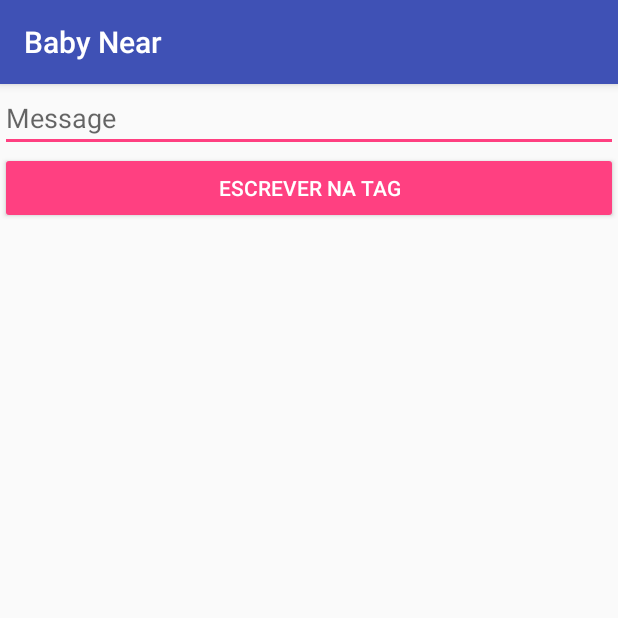
After one commit to exemplo12012/Baby-Near, an Android app: the WriteTagActivity screen opened directly, with no data from a screen before it, on a phone screen of 412 x 824 dp, the top half of it. The commit adds this screen. Run offline under Robolectric (Android 15) with nearby library versions, the phone set to English and light mode, and no system bars.

Commit message:
[ADDED] - Gravação de tag NFC finalizada

```diff
--- a/app/src/main/AndroidManifest.xml
+++ b/app/src/main/AndroidManifest.xml
@@ -7,6 +7,7 @@
     <uses-permission android:name="android.permission.ACCESS_COARSE_LOCATION" />
     <uses-permission android:name="android.permission.ACCESS_FINE_LOCATION" />
     <uses-permission android:name="android.permission.VIBRATE" />
+    <uses-permission android:name="android.permission.NFC"/>
 
     <application
         android:allowBackup="true"
@@ -24,6 +25,7 @@
                 <category android:name="android.intent.category.LAUNCHER" />
             </intent-filter>
         </activity>
+        <activity android:name=".nfc.WriteTagActivity"></activity>
         <activity
             android:name=".ConectadaActivity"
             android:parentActivityName=".MainActivity"
--- /dev/null
+++ b/app/src/main/java/pi/iesb/br/babynear/nfc/Listener.java
@@ -0,0 +1,7 @@
+package pi.iesb.br.babynear.nfc;
+
+public interface Listener {
+
+  void onDialogDisplayed();
+  void onDialogDismissed();
+}
--- /dev/null
+++ b/app/src/main/java/pi/iesb/br/babynear/nfc/WriteTagActivity.java
@@ -0,0 +1,142 @@
+package pi.iesb.br.babynear.nfc;
+
+import android.app.PendingIntent;
+import android.content.Intent;
+import android.content.IntentFilter;
+import android.content.SharedPreferences;
+import android.nfc.NfcAdapter;
+import android.nfc.Tag;
+import android.nfc.tech.Ndef;
+import android.os.Bundle;
+import android.preference.PreferenceManager;
+import android.support.v7.app.AppCompatActivity;
+import android.util.Log;
+import android.view.View;
+import android.widget.Button;
+import android.widget.EditText;
+import android.widget.Toast;
+
+import pi.iesb.br.babynear.R;
+
+public class WriteTagActivity extends AppCompatActivity implements Listener{
+
+  public static final String TAG = WriteTagActivity.class.getSimpleName();
+
+  private EditText mEtMessage;
+  private Button mBtWrite;
+
+  private NFCWriteFragment mNfcWriteFragment;
+  private String message;
+
+  private boolean isDialogDisplayed = false;
+  private boolean isWrite = false;
+
+  private NfcAdapter mNfcAdapter;
+
+  SharedPreferences settings;
+
+  @Override
+  protected void onCreate(Bundle savedInstanceState) {
+    super.onCreate(savedInstanceState);
+    setContentView(R.layout.activity_write);
+
+    initViews();
+    initNFC();
+  }
+
+  private void initViews() {
+
+    mEtMessage = findViewById(R.id.et_message);
+    mBtWrite = findViewById(R.id.btn_write);
+
+    settings = PreferenceManager.getDefaultSharedPreferences(this);
+    message = settings.getString("texto_tag", "");
+    mEtMessage.setText(message);
+
+    mBtWrite.setOnClickListener(new View.OnClickListener() {
+      @Override
+      public void onClick (View view) {
+        WriteTagActivity.this.showWriteFragment();
+      }
+    });
+  }
+
+  private void initNFC(){
+
+    mNfcAdapter = NfcAdapter.getDefaultAdapter(this);
+  }
+
+  private void showWriteFragment() {
+
+    isWrite = true;
+
+    mNfcWriteFragment = (NFCWriteFragment) getSupportFragmentManager().findFragmentByTag(NFCWriteFragment.TAG);
+
+    if (mNfcWriteFragment == null) {
+
+      mNfcWriteFragment = NFCWriteFragment.newInstance();
+    }
+    mNfcWriteFragment.show(getSupportFragmentManager(),NFCWriteFragment.TAG);
+
+  }
+
+  @Override
+  public void onDialogDisplayed() {
+
+    isDialogDisplayed = true;
+  }
+
+  @Override
+  public void onDialogDismissed() {
+
+    isDialogDisplayed = false;
+    isWrite = false;
+  }
+
+  @Override
+  protected void onResume() {
+    super.onResume();
+    IntentFilter tagDetected = new IntentFilter(NfcAdapter.ACTION_TAG_DISCOVERED);
+    IntentFilter ndefDetected = new IntentFilter(NfcAdapter.ACTION_NDEF_DISCOVERED);
+    IntentFilter techDetected = new IntentFilter(NfcAdapter.ACTION_TECH_DISCOVERED);
+    IntentFilter[] nfcIntentFilter = new IntentFilter[]{techDetected,tagDetected,ndefDetected};
+
+    PendingIntent pendingIntent = PendingIntent.getActivity(
+      this, 0, new Intent(this, getClass()).addFlags(Intent.FLAG_ACTIVITY_SINGLE_TOP), 0);
+    if(mNfcAdapter!= null)
+      mNfcAdapter.enableForegroundDispatch(this, pendingIntent, nfcIntentFilter, null);
+
+  }
+
+  @Override
+  protected void onPause() {
+    super.onPause();
+    if(mNfcAdapter!= null)
+      mNfcAdapter.disableForegroundDispatch(this);
+  }
+
+  @Override
+  protected void onNewIntent(Intent intent) {
+    Tag tag = intent.getParcelableExtra(NfcAdapter.EXTRA_TAG);
+
+    Log.d(TAG, "onNewIntent: "+intent.getAction());
+
+    if(tag != null) {
+      Ndef ndef = Ndef.get(tag);
+
+      if (isDialogDisplayed) {
+
+        if (isWrite) {
+
+          String messageToWrite = mEtMessage.getText().toString();
+          SharedPreferences.Editor editor = settings.edit();
+          editor.putString("texto_tag", messageToWrite);
+          editor.apply();
+          mNfcWriteFragment = (NFCWriteFragment) getSupportFragmentManager().findFragmentByTag(NFCWriteFragment.TAG);
+          mNfcWriteFragment.onNfcDetected(ndef,messageToWrite);
+
+        }
+      }
+    }
+  }
+}
--- /dev/null
+++ b/app/src/main/res/layout/activity_write.xml
@@ -0,0 +1,21 @@
+<?xml version="1.0" encoding="utf-8"?>
+<LinearLayout xmlns:android="http://schemas.android.com/apk/res/android"
+    android:id="@+id/activity_main"
+    android:layout_width="match_parent"
+    android:layout_height="match_parent"
+    android:orientation="vertical">
+
+    <EditText
+        android:id="@+id/et_message"
+        android:layout_width="match_parent"
+        android:layout_height="wrap_content"
+        android:hint="@string/hint_message"/>
+
+    <Button
+        android:id="@+id/btn_write"
+        android:layout_width="match_parent"
+        android:layout_height="wrap_content"
+        android:text="@string/message_write_tag"
+        style="@style/Widget.AppCompat.Button.Colored"/>
+
+</LinearLayout>
--- a/app/src/main/res/values/strings.xml
+++ b/app/src/main/res/values/strings.xml
@@ -9,6 +9,7 @@
     <string name="gravarTag">Gravar texto na Tag</string>
     <string name="bluetooth_off">Desligar Bluetooth</string>
     <string name="settings">Configurações</string>
+    <string name="tag">Gerenciamento da Tag NFC</string>
     <string name="title_activity_settings">Configuração</string>
 
     <!-- Strings related to Settings -->
@@ -16,4 +17,11 @@
     <!-- Example General settings -->
     <string name="pref_header_general">General</string>
 
+    <string name="message_write_error">Erro na escrita da Tag!</string>
+    <string name="message_write_success">Tag escrita com sucesso!</string>
+    <string name="message_write_progress">Escrevendo na tag…</string>
+    <string name="message_write_tag">Escrever na tag</string>
+    <string name="message_tap_tag">Aproxime o celular na tag</string>
+    <string name="hint_message">Message</string>
+
 </resources>
--- a/build.gradle
+++ b/build.gradle
@@ -7,7 +7,7 @@ buildscript {
         google()
     }
     dependencies {
-        classpath 'com.android.tools.build:gradle:3.3.2'
+        classpath 'com.android.tools.build:gradle:3.4.0'
         classpath "org.jetbrains.kotlin:kotlin-gradle-plugin:$kotlin_version"
 
         // NOTE: Do not place your application dependencies here; they belong
```
Also changed, not shown: app/src/main/java/pi/iesb/br/babynear/MainActivity.java (+14 -1 lines), app/src/main/java/pi/iesb/br/babynear/SettingsActivity.java (+0 -10 lines), app/src/main/java/pi/iesb/br/babynear/nfc/NFCWriteFragment.java (added, +106 -0 lines), app/src/main/res/layout/activity_main.xml (+7 -0 lines), app/src/main/res/layout/fragment_write.xml (added, +30 -0 lines), app/src/main/res/xml/pref_general.xml (+0 -14 lines), gradle/wrapper/gradle-wrapper.properties.
